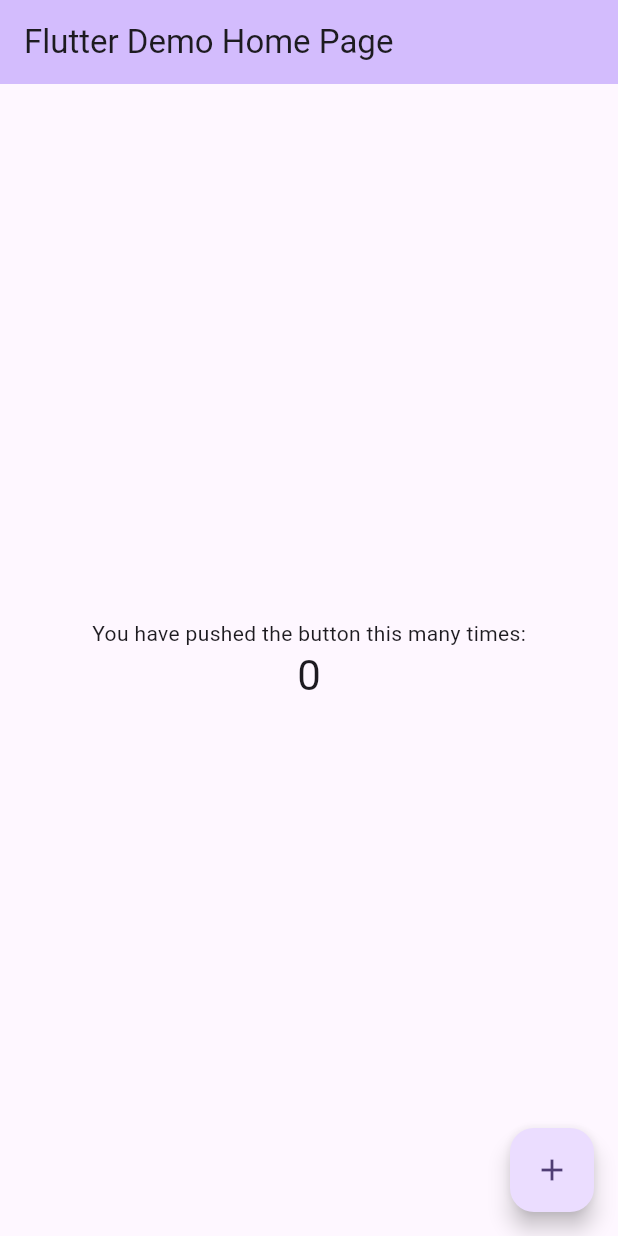
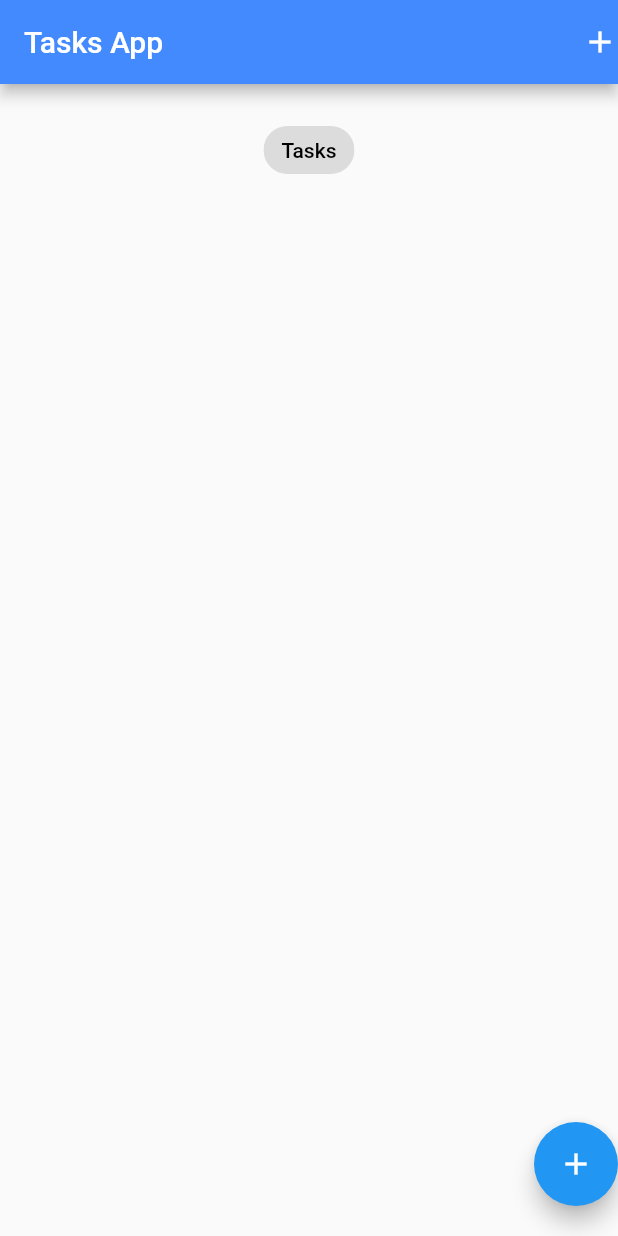
Before and after one commit to camelCase4/Flutter-BLoC-State-Management-Firebase-2023-From-Scratch, a Flutter app: the screen it shows after launch, on a phone screen of 412 x 824 dp. Run offline on Flutter 3.47's test engine with Material 2 defaults, Android fonts, the phone set to English and light mode, and no system bars.

Commit message:
task_app progress

```diff
--- a/lib/main.dart
+++ b/lib/main.dart
@@ -1,125 +1,28 @@
 import 'package:flutter/material.dart';
+
+import 'screens/task_screen.dart';
 
 void main() {
   runApp(const MyApp());
 }
 
+
 class MyApp extends StatelessWidget {
   const MyApp({super.key});
 
-  // This widget is the root of your application.
   @override
   Widget build(BuildContext context) {
     return MaterialApp(
-      title: 'Flutter Demo',
-      theme: ThemeData(
-        // This is the theme of your application.
-        //
-        // TRY THIS: Try running your application with "flutter run". You'll see
-        // the application has a blue toolbar. Then, without quitting the app,
-        // try changing the seedColor in the colorScheme below to Colors.green
-        // and then invoke "hot reload" (save your changes or press the "hot
-        // reload" button in a Flutter-supported IDE, or press "r" if you used
-        // the command line to start the app).
-        //
-        // Notice that the counter didn't reset back to zero; the application
-        // state is not lost during the reload. To reset the state, use hot
-        // restart instead.
-        //
-        // This works for code too, not just values: Most code changes can be
-        // tested with just a hot reload.
-        colorScheme: ColorScheme.fromSeed(seedColor: Colors.deepPurple),
-        useMaterial3: true,
-      ),
-      home: const MyHomePage(title: 'Flutter Demo Home Page'),
+      home: Scaffold(
+        appBar: AppBar(
+          backgroundColor: Colors.blueAccent,
+          title: const Text('Tasks App'),
+          actions: const [
+             Icon(Icons.add),
+          ],
+        ),
+        body: const TasksScreen(),
+      )
     );
   }
 }
-
-class MyHomePage extends StatefulWidget {
-  const MyHomePage({super.key, required this.title});
-
-  // This widget is the home page of your application. It is stateful, meaning
-  // that it has a State object (defined below) that contains fields that affect
-  // how it looks.
-
-  // This class is the configuration for the state. It holds the values (in this
-  // case the title) provided by the parent (in this case the App widget) and
-  // used by the build method of the State. Fields in a Widget subclass are
-  // always marked "final".
-
-  final String title;
-
-  @override
-  State<MyHomePage> createState() => _MyHomePageState();
-}
-
-class _MyHomePageState extends State<MyHomePage> {
-  int _counter = 0;
-
-  void _incrementCounter() {
-    setState(() {
-      // This call to setState tells the Flutter framework that something has
-      // changed in this State, which causes it to rerun the build method below
-      // so that the display can reflect the updated values. If we changed
-      // _counter without calling setState(), then the build method would not be
-      // called again, and so nothing would appear to happen.
-      _counter++;
-    });
-  }
-
-  @override
-  Widget build(BuildContext context) {
-    // This method is rerun every time setState is called, for instance as done
-    // by the _incrementCounter method above.
-    //
-    // The Flutter framework has been optimized to make rerunning build methods
-    // fast, so that you can just rebuild anything that needs updating rather
-    // than having to individually change instances of widgets.
-    return Scaffold(
-      appBar: AppBar(
-        // TRY THIS: Try changing the color here to a specific color (to
-        // Colors.amber, perhaps?) and trigger a hot reload to see the AppBar
-        // change color while the other colors stay the same.
-        backgroundColor: Theme.of(context).colorScheme.inversePrimary,
-        // Here we take the value from the MyHomePage object that was created by
-        // the App.build method, and use it to set our appbar title.
-        title: Text(widget.title),
-      ),
-      body: Center(
-        // Center is a layout widget. It takes a single child and positions it
-        // in the middle of the parent.
-        child: Column(
-          // Column is also a layout widget. It takes a list of children and
-          // arranges them vertically. By default, it sizes itself to fit its
-          // children horizontally, and tries to be as tall as its parent.
-          //
-          // Column has various properties to control how it sizes itself and
-          // how it positions its children. Here we use mainAxisAlignment to
-          // center the children vertically; the main axis here is the vertical
-          // axis because Columns are vertical (the cross axis would be
-          // horizontal).
-          //
-          // TRY THIS: Invoke "debug painting" (choose the "Toggle Debug Paint"
-          // action in the IDE, or press "p" in the console), to see the
-          // wireframe for each widget.
-          mainAxisAlignment: MainAxisAlignment.center,
-          children: <Widget>[
-            const Text(
-              'You have pushed the button this many times:',
-            ),
-            Text(
-              '$_counter',
-              style: Theme.of(context).textTheme.headlineMedium,
-            ),
-          ],
-        ),
-      ),
-      floatingActionButton: FloatingActionButton(
-        onPressed: _incrementCounter,
-        tooltip: 'Increment',
-        child: const Icon(Icons.add),
-      ), // This trailing comma makes auto-formatting nicer for build methods.
-    );
-  }
-}
--- /dev/null
+++ b/lib/screens/task_screen.dart
@@ -0,0 +1,34 @@
+import 'package:flutter/material.dart';
+
+class TasksScreen extends StatelessWidget {
+  const TasksScreen({super.key});
+
+  @override
+  Widget build(BuildContext context) {
+    return Container(
+      padding: const EdgeInsets.only(top: 20, bottom: 20),
+      child: Column(
+        mainAxisAlignment: MainAxisAlignment.spaceBetween,
+        crossAxisAlignment: CrossAxisAlignment.stretch,
+        children: [
+          const Chip(
+            label: Text(
+              'Tasks',
+              style: TextStyle(color: Colors.black),
+            ),
+            backgroundColor: Colors.black12,
+          ),
+          Row(
+            mainAxisAlignment: MainAxisAlignment.end,
+            children: [
+              FloatingActionButton(
+                onPressed: () {},
+                child: const Icon(Icons.add),
+              ),
+            ],
+          )
+        ],
+      ),
+    );
+  }
+}
```
Also changed, not shown: pubspec.yaml (+5 -12 lines), lib/models/task.dart (added), pubspec.lock.
